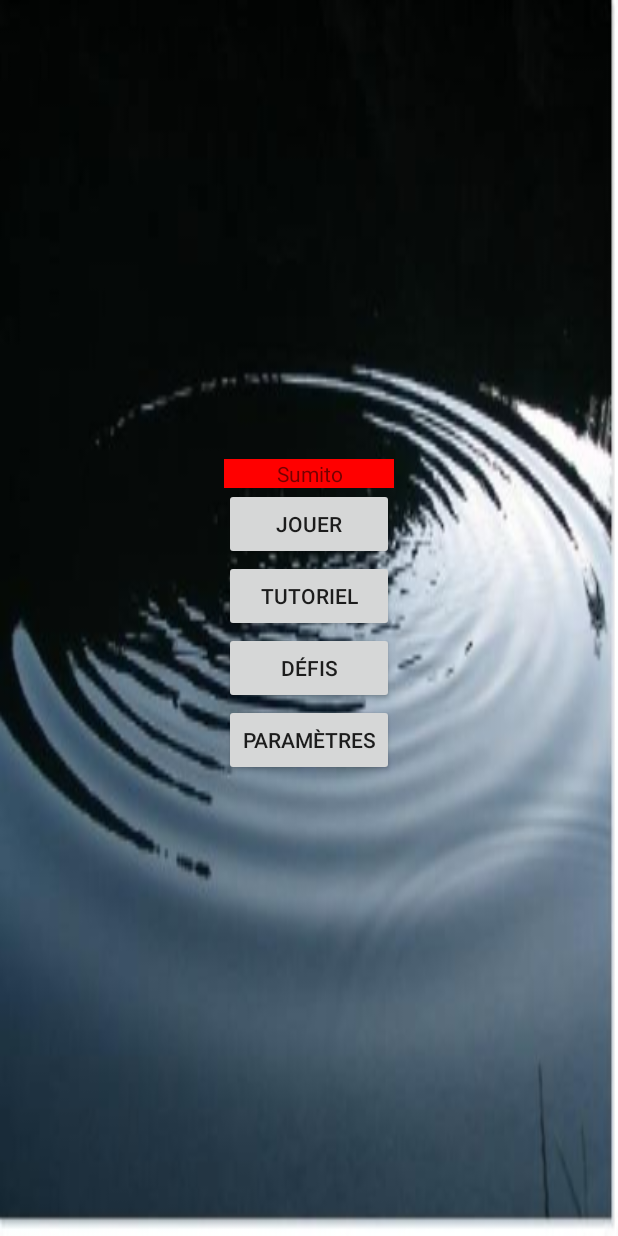
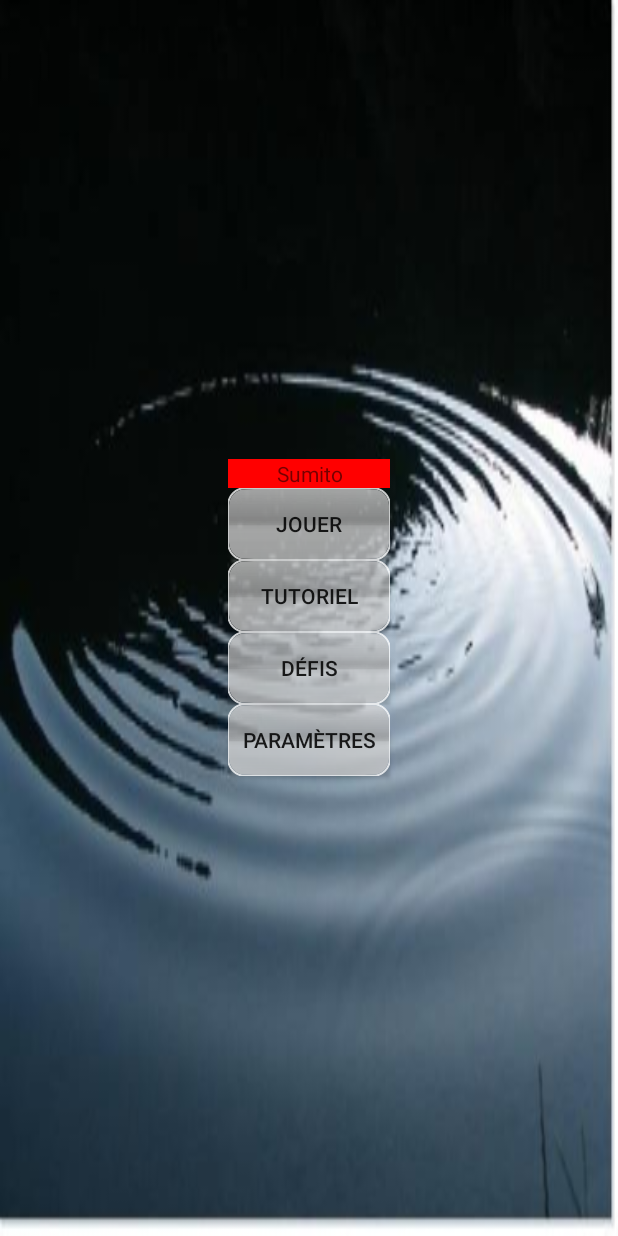
Before and after one commit to cbeausei/Sumito, an Android app: the layout menu_principal.xml on its own in the app's theme, with its tools: preview values and no code run, on a phone screen of 412 x 824 dp. Run offline under Robolectric (Android 15) with nearby library versions, the phone set to English and light mode, and no system bars.

Commit message:
J'ai changé des trucs sur le bouton, mais le layout me laisse perplexe.

```diff
--- a/app/src/main/res/layout/menu_principal.xml
+++ b/app/src/main/res/layout/menu_principal.xml
@@ -26,6 +26,7 @@
         android:layout_width="wrap_content"
         android:layout_height="wrap_content"
         android:text="@string/Jouer"
+        android:background="@drawable/bouton"
 
         android:layout_above="@+id/tutoriel"
 
@@ -44,6 +45,7 @@
         android:layout_centerHorizontal="true"
         android:layout_alignLeft="@+id/buttonparam"
         android:layout_alignRight="@+id/buttonparam"
+        android:background="@drawable/bouton"
         android:layout_alignStart="@+id/buttonparam"/>
 
     <Button
@@ -54,6 +56,7 @@
         android:layout_above="@+id/buttonparam"
         android:layout_alignLeft="@+id/buttonparam"
         android:layout_alignRight="@+id/buttonparam"
+        android:background="@drawable/bouton"
         android:layout_alignStart="@+id/buttonparam" />
 
     <Button
@@ -63,6 +66,7 @@
         android:text="@string/Paramètres"
         android:layout_centerVertical="true"
         android:layout_centerHorizontal="true"
+        android:background="@drawable/bouton"
          />
 
 </RelativeLayout>
```
